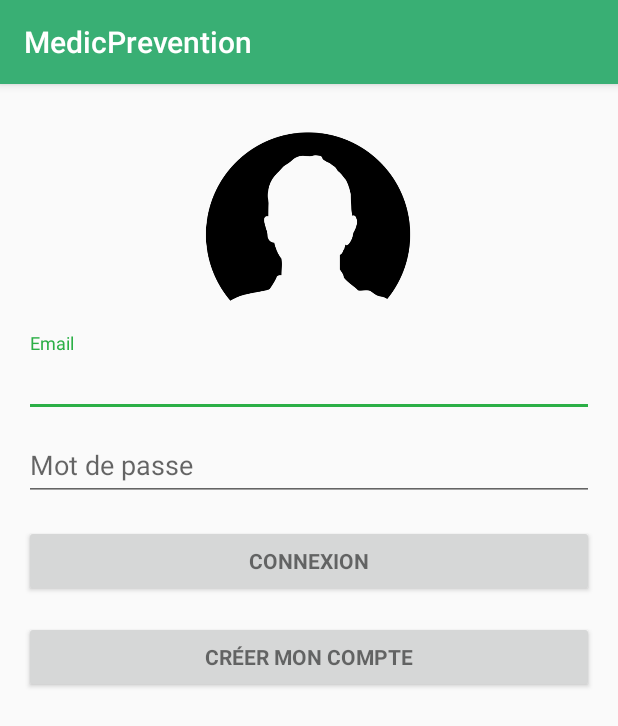
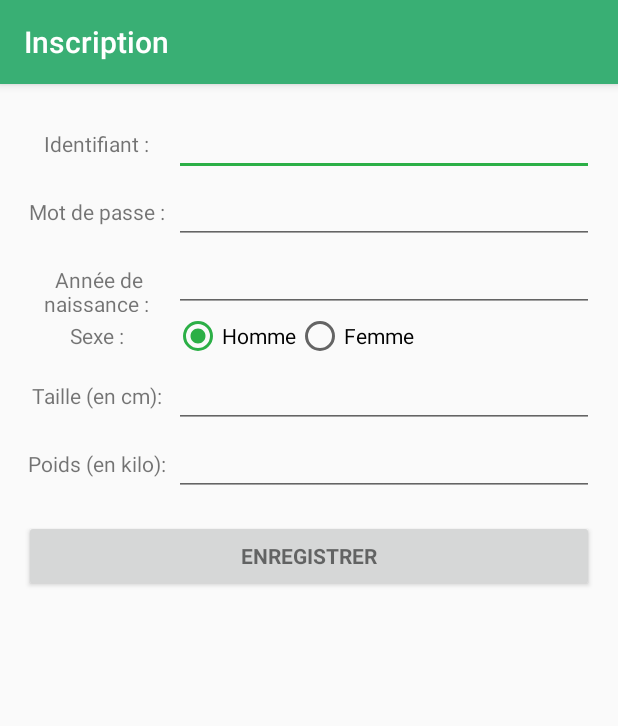
Before and after one commit to Ellixo/MedicPrevention, an Android app: the screen it shows after launch (LoginActivity before the commit, SignUp after it), after a tap on "CRÉER MON COMPTE", on a phone screen of 412 x 824 dp. Shown: the top 726 px of the screen. Run offline under Robolectric (Android 15) with nearby library versions, the light colour scheme and no system bars.

Commit message:
Ebauche de la page d'inscription

```diff
--- a/MedicPrevention/app/src/main/AndroidManifest.xml
+++ b/MedicPrevention/app/src/main/AndroidManifest.xml
@@ -23,10 +23,6 @@
             </intent-filter>
         </activity>
         <activity
-            android:name=".Bla"
-            android:label="@string/title_activity_bla" >
-        </activity>
-        <activity
             android:name=".SignUp"
             android:label="@string/title_activity_sign_up"
             android:theme="@style/AppTheme.NoActionBar" >
--- /dev/null
+++ b/MedicPrevention/app/src/main/java/projetindus/medicprevention/SignUp.java
@@ -0,0 +1,20 @@
+package projetindus.medicprevention;
+
+import android.os.Bundle;
+import android.support.design.widget.FloatingActionButton;
+import android.support.design.widget.Snackbar;
+import android.support.v7.app.AppCompatActivity;
+import android.support.v7.widget.Toolbar;
+import android.view.View;
+
+public class SignUp extends AppCompatActivity {
+
+    @Override
+    protected void onCreate(Bundle savedInstanceState) {
+        super.onCreate(savedInstanceState);
+        setContentView(R.layout.activity_sign_up);
+        Toolbar toolbar = (Toolbar) findViewById(R.id.toolbar);
+        setSupportActionBar(toolbar);
+    }
+
+}
--- a/MedicPrevention/app/src/main/res/layout/activity_login.xml
+++ b/MedicPrevention/app/src/main/res/layout/activity_login.xml
@@ -39,7 +39,8 @@
                     android:imeActionId="@+id/login"
                     android:imeActionLabel="@string/action_sign_in"
                     android:imeOptions="actionUnspecified" android:inputType="textPassword"
-                    android:maxLines="1" android:singleLine="true" />
+                    android:maxLines="1" android:singleLine="true"
+                    android:password="true" />
 
             </android.support.design.widget.TextInputLayout>
 
--- /dev/null
+++ b/MedicPrevention/app/src/main/res/layout/activity_sign_up.xml
@@ -0,0 +1,20 @@
+<?xml version="1.0" encoding="utf-8"?>
+<android.support.design.widget.CoordinatorLayout
+    xmlns:android="http://schemas.android.com/apk/res/android"
+    xmlns:app="http://schemas.android.com/apk/res-auto"
+    xmlns:tools="http://schemas.android.com/tools" android:layout_width="match_parent"
+    android:layout_height="match_parent" android:fitsSystemWindows="true"
+    tools:context="projetindus.medicprevention.SignUp">
+
+    <android.support.design.widget.AppBarLayout android:layout_height="wrap_content"
+        android:layout_width="match_parent" android:theme="@style/AppTheme.AppBarOverlay">
+
+        <android.support.v7.widget.Toolbar android:id="@+id/toolbar"
+            android:layout_width="match_parent" android:layout_height="?attr/actionBarSize"
+            android:background="?attr/colorPrimary" app:popupTheme="@style/AppTheme.PopupOverlay"/>
+
+    </android.support.design.widget.AppBarLayout>
+
+    <include layout="@layout/content_sign_up" />
+
+</android.support.design.widget.CoordinatorLayout>
--- /dev/null
+++ b/MedicPrevention/app/src/main/res/layout/content_sign_up.xml
@@ -0,0 +1,149 @@
+<?xml version="1.0" encoding="utf-8"?>
+<RelativeLayout xmlns:android="http://schemas.android.com/apk/res/android"
+    xmlns:tools="http://schemas.android.com/tools"
+    xmlns:app="http://schemas.android.com/apk/res-auto" android:layout_width="match_parent"
+    android:layout_height="match_parent" android:paddingLeft="@dimen/activity_horizontal_margin"
+    android:paddingRight="@dimen/activity_horizontal_margin"
+    android:paddingTop="@dimen/activity_vertical_margin"
+    android:paddingBottom="@dimen/activity_vertical_margin"
+    app:layout_behavior="@string/appbar_scrolling_view_behavior"
+    tools:showIn="@layout/activity_sign_up" tools:context="projetindus.medicprevention.SignUp">
+
+
+    <LinearLayout
+        android:orientation="vertical"
+        android:layout_width="match_parent"
+        android:layout_height="match_parent"
+        android:layout_alignParentTop="true"
+        android:layout_alignParentLeft="true"
+        android:layout_alignParentStart="true">
+
+        <LinearLayout
+            android:layout_width="fill_parent"
+            android:layout_height="wrap_content"
+            android:orientation="horizontal"
+            >
+            <TextView
+                android:layout_width="100dp"
+                android:layout_height="wrap_content"
+                android:text="Identifiant : "
+                android:gravity="center"
+                />
+            <EditText
+                android:id="@+id/identifiant"
+                android:layout_width="fill_parent"
+                android:layout_height="wrap_content"
+                android:inputType="text"
+                />
+
+        </LinearLayout>
+
+        <LinearLayout
+            android:layout_width="fill_parent"
+            android:layout_height="wrap_content"
+            android:orientation="horizontal"
+            >
+            <TextView
+                android:layout_width="100dp"
+                android:layout_height="wrap_content"
+                android:text="Mot de passe : "
+                android:gravity="center"
+                />
+            <EditText
+                android:id="@+id/mdp"
+                android:layout_width="fill_parent"
+                android:layout_height="wrap_content"
+                android:inputType="text"
+                android:password="true" />
+        </LinearLayout>
+
+        <LinearLayout
+            android:layout_width="fill_parent"
+            android:layout_height="wrap_content"
+            android:orientation="horizontal"
+            >
+            <TextView
+                android:layout_width="100dp"
+                android:layout_height="wrap_content"
+                android:text="Année de naissance : "
+                android:gravity="center"
+                />
+            <EditText
+                android:id="@+id/birthyear"
+                android:layout_width="fill_parent"
+                android:layout_height="wrap_content"
+                android:inputType="number"
+                />
+        </LinearLayout>
+
+        <RadioGroup
+            android:id="@+id/group"
+            android:layout_width="wrap_content"
+            android:layout_height="wrap_content"
+            android:checkedButton="@+id/homme"
+            android:orientation="horizontal"
+            >
+            <TextView
+                android:layout_width="100dp"
+                android:layout_height="wrap_content"
+                android:text="Sexe : "
+                android:gravity="center"
+                />
+            <RadioButton
+                android:id="@+id/homme"
+                android:layout_width="wrap_content"
+                android:layout_height="wrap_content"
+                android:text="Homme"
+                />
+            <RadioButton
+                android:id="@+id/femme"
+                android:layout_width="wrap_content"
+                android:layout_height="wrap_content"
+                android:text="Femme"
+                />
+        </RadioGroup>
+
+        <LinearLayout
+            android:layout_width="fill_parent"
+            android:layout_height="wrap_content"
+            android:orientation="horizontal"
+            >
+            <TextView
+                android:layout_width="100dp"
+                android:layout_height="wrap_content"
+                android:text="Taille (en cm): "
+                android:gravity="center"
+                />
+            <EditText
+                android:id="@+id/taille"
+                android:layout_width="fill_parent"
+                android:layout_height="wrap_content"
+                android:inputType="number"
+                />
+        </LinearLayout>
+
+        <LinearLayout
+            android:layout_width="fill_parent"
+            android:layout_height="wrap_content"
+            android:orientation="horizontal"
+            >
+            <TextView
+                android:layout_width="100dp"
+                android:layout_height="wrap_content"
+                android:text="Poids (en kilo): "
+                android:gravity="center"
+                />
+            <EditText
+                android:id="@+id/poids"
+                android:layout_width="fill_parent"
+                android:layout_height="wrap_content"
+                android:inputType="number"
+                />
+        </LinearLayout>
+
+        <Button android:id="@+id/button_sign_up_save" style="?android:textAppearanceSmall"
+            android:layout_width="match_parent" android:layout_height="wrap_content"
+            android:layout_marginTop="16dp" android:text="@string/action_save"
+            android:textStyle="bold" android:onClick="signup_save" />
+    </LinearLayout>
+</RelativeLayout>
--- a/MedicPrevention/app/src/main/res/values/strings.xml
+++ b/MedicPrevention/app/src/main/res/values/strings.xml
@@ -21,5 +21,6 @@
     <string name="title_activity_sign_up">Inscription</string>
 
     <string name="action_save">Enregistrer</string>
+    <string name="title_activity_bla">Bla</string>
 
 </resources>
```
